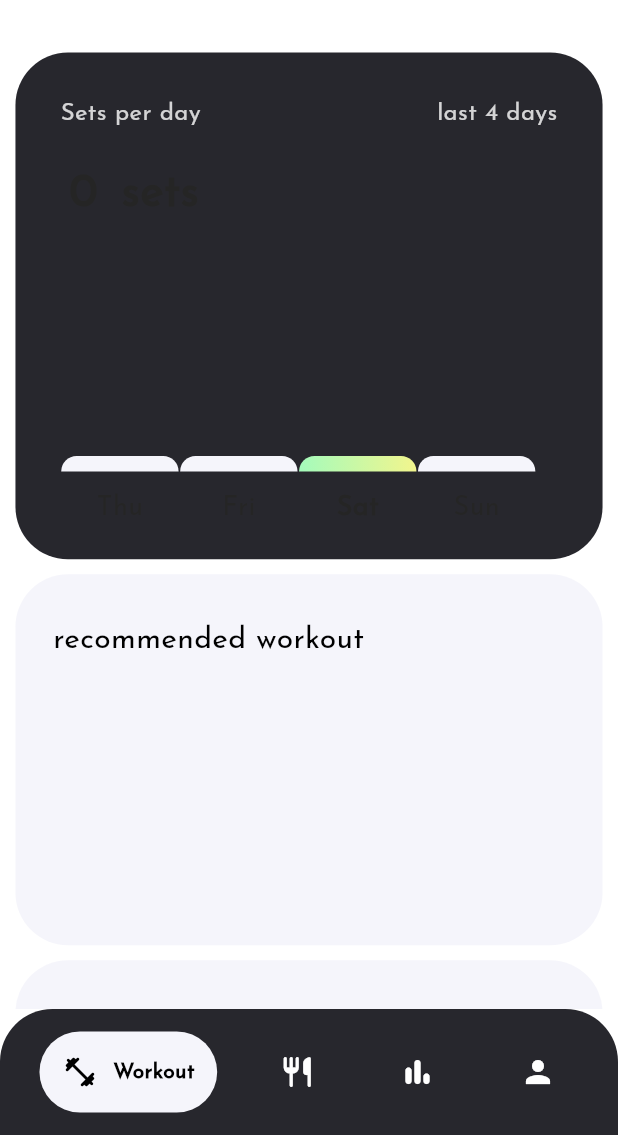
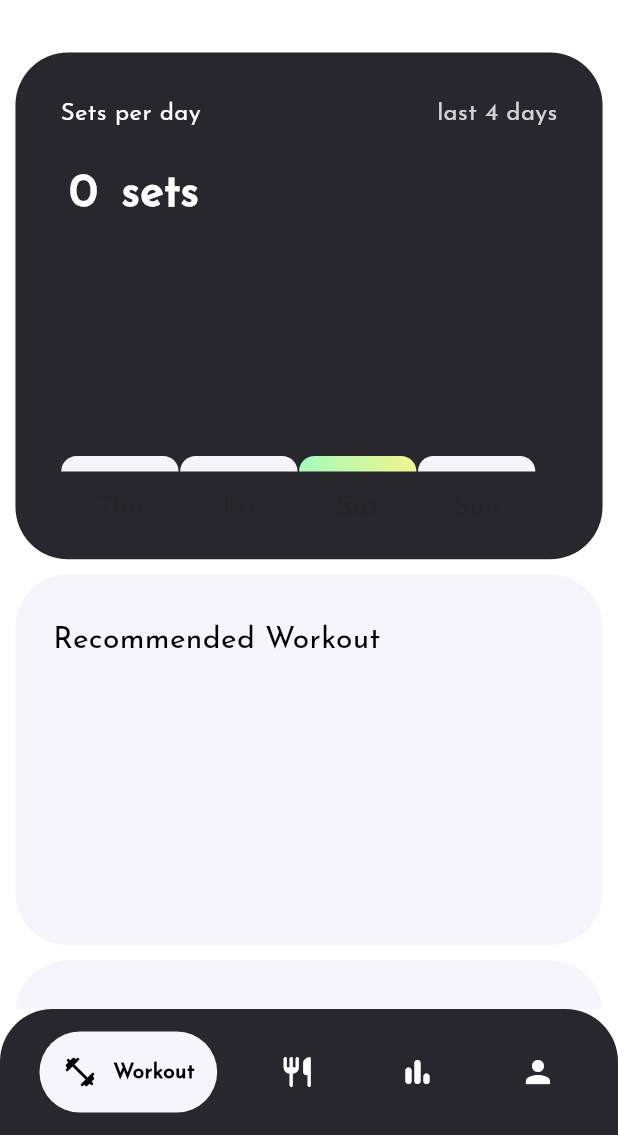
Before and after one commit to badbryany/Flexify, a Flutter app: the screen it shows after launch, on a phone screen of 412 x 824 dp, the part 101-1236 px from its top. Run offline on Flutter 3.47's test engine with Material 3 defaults, Android fonts, the phone set to English and light mode, and no system bars; drawn by our look-alikes of google_nav_bar; our stand-ins replace page_transition, shared_preferences; network calls fail.

Commit message:
Dingaling 1.0

```diff
--- a/lib/pages/workout/dashboardWorkout.dart
+++ b/lib/pages/workout/dashboardWorkout.dart
@@ -19,13 +19,13 @@ class _DashboardWorkoutState extends State<DashboardWorkout> {
         WorkoutDashboard(),
         SizedBox(height: 10),
         DashboardXOptionButton(
-          title: 'recommended workout',
+          title: 'Recommended Workout',
           targetPage: WorkoutPage(),
           content: Text(''),
         ),
         SizedBox(height: 10),
         DashboardXOptionButton(
-          title: 'start workout',
+          title: 'Custom Workout',
           targetPage: WorkoutPage(),
           content: Text(''),
         ),
@@ -180,8 +180,7 @@ class _WorkoutDashboardState extends State<WorkoutDashboard> {
                 style: TextStyle(
                   fontSize: 16,
                   color: Theme.of(context)
-                      .scaffoldBackgroundColor
-                      .withOpacity(0.8),
+                      .scaffoldBackgroundColor,
                 ),
               ),
               Text(
@@ -211,18 +210,20 @@ class _WorkoutDashboardState extends State<WorkoutDashboard> {
                       child: Text(
                         '${intensityPerDay[selectedIintensity]}',
                         key: ValueKey(selectedIintensity),
-                        style: const TextStyle(
+                        style: TextStyle(
                           fontSize: 30,
                           fontWeight: FontWeight.bold,
+                          color: Theme.of(context).scaffoldBackgroundColor
                         ),
                       ),
                     ),
                   ),
-                  const Text(
+                  Text(
                     ' sets',
                     style: TextStyle(
                       fontSize: 30,
                       fontWeight: FontWeight.bold,
+                      color: Theme.of(context).scaffoldBackgroundColor
                     ),
                   ),
                 ],
--- a/lib/widgets/workout/dashboardXOptionButton.dart
+++ /dev/null
@@ -1,30 +0,0 @@
-import 'package:flutter/material.dart';
-import 'package:page_transition/page_transition.dart';
-
-class DashboardXOptionButton extends StatelessWidget {
-  const DashboardXOptionButton({
-    super.key,
-    required this.targetPage,
-  });
-
-  final Widget targetPage;
-
-  @override
-  Widget build(BuildContext context) {
-    return GestureDetector(
-      onTap: () => Navigator.push(
-          context,
-          PageTransition(
-            child: targetPage,
-            type: PageTransitionType.fade,
-          )),
-      child: Padding(
-        padding: const EdgeInsets.all(10),
-        child: Container(
-          color: const Theme.of(context).colorScheme.background,
-          height: 200,
-        ),
-      ),
-    );
-  }
-}
```
Also changed, not shown: 2 other files.
